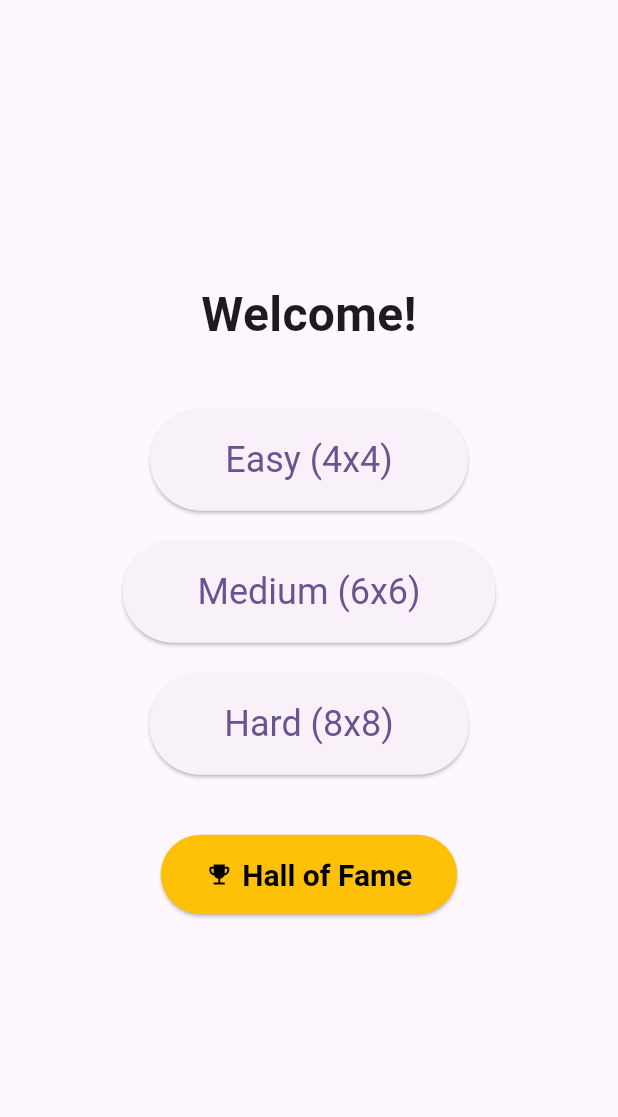
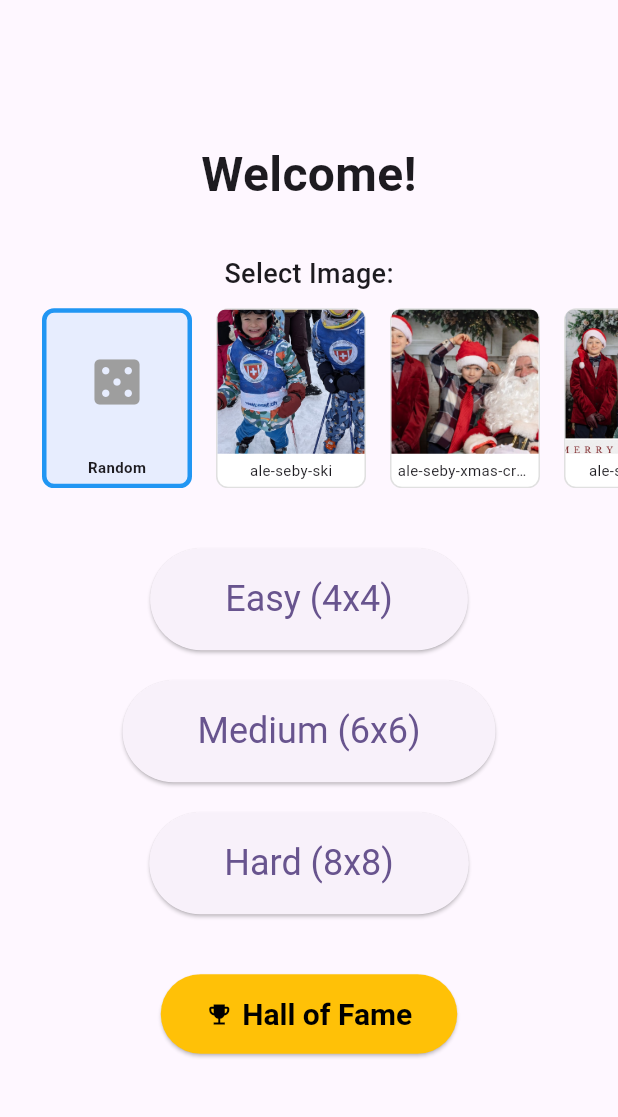
Before and after one commit to palladius/kids-jigsaw-puzzle, a Flutter app: the screen it shows after launch, on a phone screen of 412 x 824 dp, the part 63-1180 px from its top. Run offline on Flutter 3.47's test engine with Material 3 defaults, Android fonts, the light colour scheme and no system bars; our stand-ins replace confetti, shared_preferences.

Commit message:
🖼️ feat: add image selector with zoomed thumbnails v1.1.3+14

```diff
--- a/lib/screens/main_menu.dart
+++ b/lib/screens/main_menu.dart
@@ -3,9 +3,14 @@ import 'package:flutter/material.dart';
 import 'puzzle_board.dart';
 import 'leaderboard_screen.dart';
 
-class MainMenu extends StatelessWidget {
+class MainMenu extends StatefulWidget {
   const MainMenu({super.key});
 
+  @override
+  State<MainMenu> createState() => _MainMenuState();
+}
+
+class _MainMenuState extends State<MainMenu> {
   static const List<String> _images = [
     'assets/images/ale-seby-ski.png',
     'assets/images/ale-seby-xmas-cropped.png',
@@ -15,7 +20,10 @@ class MainMenu extends StatelessWidget {
     'assets/images/arca-di-noe-torta-compleanno.png',
   ];
 
-  String _getRandomImage() {
+  String? _selectedImagePath; // null means random
+
+  String _getEffectiveImage() {
+    if (_selectedImagePath != null) return _selectedImagePath!;
     return _images[Random().nextInt(_images.length)];
   }
 
@@ -29,6 +37,7 @@ class MainMenu extends StatelessWidget {
       ),
       body: Center(
         child: SingleChildScrollView(
+          padding: const EdgeInsets.symmetric(vertical: 40),
           child: Column(
             mainAxisAlignment: MainAxisAlignment.center,
             children: [
@@ -36,6 +45,23 @@ class MainMenu extends StatelessWidget {
                 'Welcome!',
                 style: TextStyle(fontSize: 32, fontWeight: FontWeight.bold),
               ),
+              const SizedBox(height: 30),
+
+              // Image Selector Section
+              const Text('Select Image:', style: TextStyle(fontSize: 18, fontWeight: FontWeight.w500)),
+              const SizedBox(height: 10),
+              SizedBox(
+                height: 120,
+                child: ListView(
+                  scrollDirection: Axis.horizontal,
+                  padding: const EdgeInsets.symmetric(horizontal: 20),
+                  children: [
+                    _buildImageThumbnail(null, 'Random'),
+                    ..._images.map((path) => _buildImageThumbnail(path, path.split('/').last.split('.').first)),
+                  ],
+                ),
+              ),
+
               const SizedBox(height: 40),
               if (isDebug) ...[
                 _buildDifficultyButton(context, 'DEBUG (2x2)', 2),
@@ -70,6 +96,56 @@ class MainMenu extends StatelessWidget {
     );
   }
 
+  Widget _buildImageThumbnail(String? path, String label) {
+    final isSelected = _selectedImagePath == path;
+    return GestureDetector(
+      onTap: () => setState(() => _selectedImagePath = path),
+      child: Container(
+        width: 100,
+        margin: const EdgeInsets.symmetric(horizontal: 8),
+        decoration: BoxDecoration(
+          border: Border.all(
+            color: isSelected ? Colors.blue : Colors.grey.shade300,
+            width: isSelected ? 3 : 1,
+          ),
+          borderRadius: BorderRadius.circular(8),
+          color: isSelected ? Colors.blue.withOpacity(0.1) : Colors.white,
+        ),
+        child: Column(
+          mainAxisAlignment: MainAxisAlignment.center,
+          children: [
+            Expanded(
+              child: ClipRRect(
+                borderRadius: const BorderRadius.vertical(top: Radius.circular(5)),
+                child: path == null
+                    ? const Icon(Icons.casino, size: 40, color: Colors.grey)
+                    : OverflowBox(
+                        maxWidth: 200,
+                        maxHeight: 200,
+                        child: Image.asset(
+                          path,
+                          fit: BoxFit.cover,
+                        ),
+                      ),
+              ),
+            ),
+            Padding(
+              padding: const EdgeInsets.all(4.0),
+              child: Text(
+                label,
+                style: TextStyle(
+                  fontSize: 10,
+                  fontWeight: isSelected ? FontWeight.bold : FontWeight.normal,
+                  overflow: TextOverflow.ellipsis,
+                ),
+              ),
+            ),
+          ],
+        ),
+      ),
+    );
+  }
+
   Widget _buildDifficultyButton(BuildContext context, String label, int gridSize) {
     return ElevatedButton(
       onPressed: () {
@@ -78,7 +154,7 @@ class MainMenu extends StatelessWidget {
           MaterialPageRoute(
             builder: (context) => PuzzleBoard(
               gridSize: gridSize,
-              imagePath: _getRandomImage(),
+              imagePath: _getEffectiveImage(),
             ),
           ),
         );
--- a/pubspec.yaml
+++ b/pubspec.yaml
@@ -16,7 +16,7 @@ publish_to: 'none' # Remove this line if you wish to publish to pub.dev
 # https://developer.apple.com/library/archive/documentation/General/Reference/InfoPlistKeyReference/Articles/CoreFoundationKeys.html
 # In Windows, build-name is used as the major, minor, and patch parts
 # of the product and file versions while build-number is used as the build suffix.
-version: 1.1.2+13
+version: 1.1.3+14
 
 environment:
   sdk: ^3.10.7
```
Also changed, not shown: assets/images/aj-megapuzzle.png (added), assets/images/family-xmas-presents.png (added), 3 other files.
